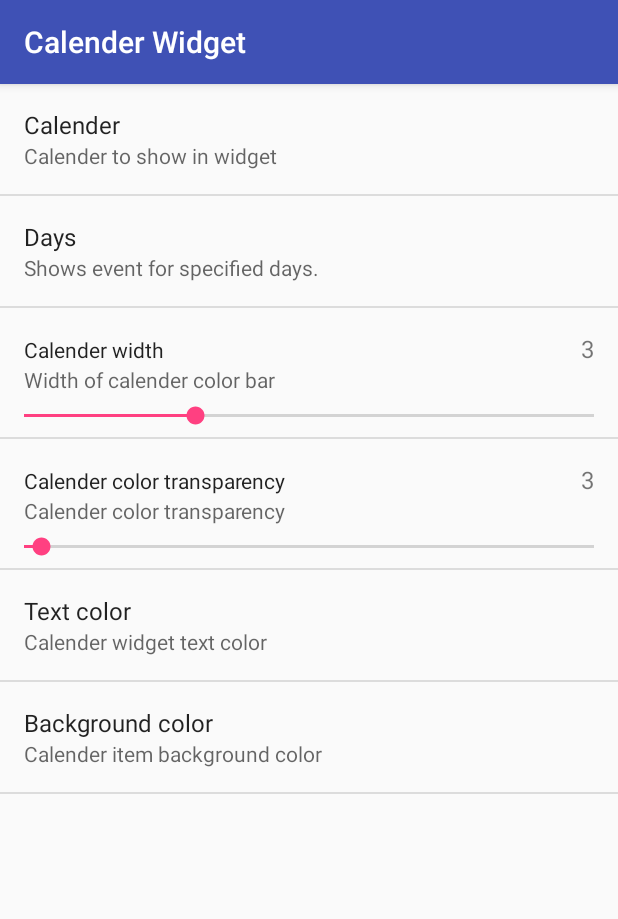
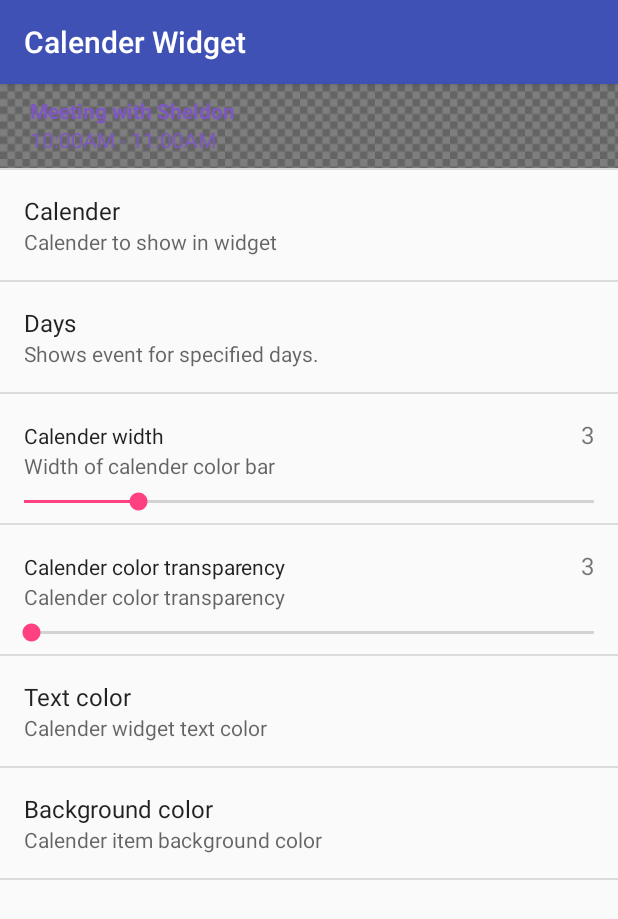
Before and after one commit to bdpiparva/Daydream, an Android app: the screen it shows after launch (MainActivity), on a phone screen of 412 x 824 dp. Shown: the top 919 px of the screen. Run offline under Robolectric (Android 15) with nearby library versions, the phone set to English and light mode, and no system bars; Roboto replaces fonts that are not available here; 1 statement that could not run was skipped.

Commit message:
Added Preview preference.

```diff
--- /dev/null
+++ b/app/src/main/java/com/bdpiparva/preferences/PreviewPreference.java
@@ -0,0 +1,65 @@
+package com.bdpiparva.preferences;
+
+import android.content.Context;
+import android.content.SharedPreferences;
+import android.preference.Preference;
+import android.preference.PreferenceManager;
+import android.util.AttributeSet;
+import android.view.LayoutInflater;
+import android.view.View;
+import android.view.ViewGroup;
+import android.widget.LinearLayout;
+import android.widget.TextView;
+
+import com.bdpiparva.daydream.R;
+import com.bdpiparva.widgets.WidgetPreference;
+
+public class PreviewPreference extends Preference implements SharedPreferences.OnSharedPreferenceChangeListener {
+
+	private final SharedPreferences preferences;
+	private final LayoutInflater layoutInflater;
+	private TextView eventTitle;
+	private TextView colorBar;
+	private TextView eventTime;
+	private LinearLayout row;
+
+	public PreviewPreference(Context context, AttributeSet attrs) {
+		super(context, attrs);
+		layoutInflater = (LayoutInflater) getContext().getSystemService(Context.LAYOUT_INFLATER_SERVICE);
+		preferences = PreferenceManager.getDefaultSharedPreferences(context);
+		preferences.registerOnSharedPreferenceChangeListener(this);
+	}
+
+	@Override
+	protected View onCreateView(ViewGroup parent) {
+		super.onCreateView(parent);
+		final LinearLayout linearLayout = new LinearLayout(getContext());
+		final View inflatedView = layoutInflater.inflate(R.layout.calender_widget_row_2, parent, false);
+		linearLayout.addView(inflatedView);
+
+		eventTitle = inflatedView.findViewById(R.id.event_title);
+		colorBar = inflatedView.findViewById(R.id.calender_color);
+		eventTime = inflatedView.findViewById(R.id.event_time);
+		row = inflatedView.findViewById(R.id.event_row);
+
+		linearLayout.setBackgroundResource(R.drawable.tile_background);
+
+		updatePreview(new WidgetPreference(preferences, (int) getContext().getResources().getDisplayMetrics().density));
+
+		return linearLayout;
+	}
+
+	private void updatePreview(WidgetPreference preference) {
+		eventTitle.setTextColor(preference.getTextColor());
+		eventTime.setTextColor(preference.getTextColor());
+		colorBar.setWidth(preference.getCalenderColorBarWidth());
+		colorBar.setBackgroundColor(preference.getColorWithAlpha(new Color("#ff0000").colorInt()));
+
+		row.setBackgroundColor(preference.getBackgroundColor());
+	}
+
+	@Override
+	public void onSharedPreferenceChanged(SharedPreferences sharedPreferences, String key) {
+		updatePreview(new WidgetPreference(preferences, (int) getContext().getResources().getDisplayMetrics().density));
+	}
+}
--- a/app/src/main/java/com/bdpiparva/widgets/SeekBarPreference.java
+++ b/app/src/main/java/com/bdpiparva/widgets/SeekBarPreference.java
@@ -17,24 +17,12 @@ public class SeekBarPreference extends Preference implements SeekBar.OnSeekBarCh
 	private SeekBar seekBar;
 	private Integer mCurrentValue;
 	private int max = 10;
-
-	public SeekBarPreference(Context context, AttributeSet attrs, int defStyleAttr, int defStyleRes) {
-		super(context, attrs, defStyleAttr, defStyleRes);
-		init(context, attrs, defStyleAttr, defStyleRes);
-	}
-
-	public SeekBarPreference(Context context, AttributeSet attrs, int defStyleAttr) {
-		super(context, attrs, defStyleAttr);
-		init(context, attrs, defStyleAttr, 0);
-	}
+	private final LayoutInflater layoutInflater;
 
 	public SeekBarPreference(Context context, AttributeSet attrs) {
 		super(context, attrs);
-		init(context, attrs, 0,0);
-	}
-
-	public SeekBarPreference(Context context) {
-		super(context);
+		layoutInflater = (LayoutInflater) getContext().getSystemService(Context.LAYOUT_INFLATER_SERVICE);
+		init(context, attrs, 0, 0);
 	}
 
 	private void init(Context context, AttributeSet attrs, int defStyleAttr, int defStyleRes) {
@@ -53,8 +41,7 @@ public class SeekBarPreference extends Preference implements SeekBar.OnSeekBarCh
 	@Override
 	protected View onCreateView(ViewGroup parent) {
 		super.onCreateView(parent);
-		LayoutInflater li = (LayoutInflater) getContext().getSystemService(Context.LAYOUT_INFLATER_SERVICE);
-		View inflatedView = li.inflate(R.layout.seek_bar_preference, parent, false);
+		View inflatedView = layoutInflater.inflate(R.layout.seek_bar_preference, parent, false);
 
 		seekBar = inflatedView.findViewById(R.id.seekbar);
 		seekBar.setMax(max);
--- /dev/null
+++ b/app/src/main/java/com/bdpiparva/widgets/WidgetPreference.java
@@ -0,0 +1,57 @@
+package com.bdpiparva.widgets;
+
+import android.content.SharedPreferences;
+
+import com.bdpiparva.preferences.Color;
+
+import static com.bdpiparva.widgets.fragments.CalenderWidgetPreferenceFragment.CALENDER_COLOR_BAR_TRANSPARENCY;
+import static com.bdpiparva.widgets.fragments.CalenderWidgetPreferenceFragment.CALENDER_COLOR_BAR_WIDTH;
+import static com.bdpiparva.widgets.fragments.CalenderWidgetPreferenceFragment.CALENDER_WIDGET_BACKGROUND_COLOR;
+import static com.bdpiparva.widgets.fragments.CalenderWidgetPreferenceFragment.CALENDER_WIDGET_TEXT_COLOR;
+
+public class WidgetPreference {
+	private final int textColor;
+	private final int backgroundColor;
+	private final int calenderColorBarTransparency;
+	private final int calenderColorBarWidth;
+	private final int density;
+
+	public WidgetPreference(SharedPreferences preferences, int density) {
+		this.density = density;
+
+		textColor = preferences.getInt(CALENDER_WIDGET_TEXT_COLOR, new Color("#7E57C2").colorInt());
+		backgroundColor = preferences.getInt(CALENDER_WIDGET_BACKGROUND_COLOR, new Color("#80000000").colorInt());
+		calenderColorBarTransparency = preferences.getInt(CALENDER_COLOR_BAR_TRANSPARENCY, 80);
+		calenderColorBarWidth = convertPixels(preferences.getInt(CALENDER_COLOR_BAR_WIDTH, 3));
+	}
+
+	public int getTextColor() {
+		return textColor;
+	}
+
+	public int getBackgroundColor() {
+		return backgroundColor;
+	}
+
+	public int getCalenderColorBarTransparency() {
+		return calenderColorBarTransparency;
+	}
+
+	public int getCalenderColorBarWidth() {
+		return calenderColorBarWidth;
+	}
+
+	public int getDensity() {
+		return density;
+	}
+
+	public int getColorWithAlpha(int colorInInteger) {
+		Color color = new Color(colorInInteger);
+		color.setAlpha(getCalenderColorBarTransparency());
+		return color.colorInt();
+	}
+
+	private int convertPixels(int widthInDp) {
+		return (widthInDp * density);
+	}
+}
--- a/app/src/main/res/layout/calender_widget_row_2.xml
+++ b/app/src/main/res/layout/calender_widget_row_2.xml
@@ -3,6 +3,7 @@
     android:id="@+id/event_row"
     android:layout_width="match_parent"
     android:layout_height="wrap_content"
+    android:background="@drawable/tile_background"
     android:orientation="horizontal"
     android:padding="8dp"
     android:textColor="#fff">
--- a/app/src/main/res/layout/color_picker.xml
+++ b/app/src/main/res/layout/color_picker.xml
@@ -96,9 +96,10 @@
         android:layout_width="match_parent"
         android:layout_height="wrap_content"
         android:orientation="horizontal"
-        android:padding="16dp"
+        android:paddingBottom="16dp"
         android:paddingLeft="32dp"
-        android:paddingRight="32dp">
+        android:paddingRight="32dp"
+        android:paddingTop="16dp">
 
         <TextView
             android:layout_width="wrap_content"
--- a/app/src/main/res/xml/calender_prefs.xml
+++ b/app/src/main/res/xml/calender_prefs.xml
@@ -1,6 +1,8 @@
 <?xml version="1.0" encoding="utf-8"?>
 <PreferenceScreen xmlns:android="http://schemas.android.com/apk/res/android"
     xmlns:app="http://schemas.android.com/apk/res-auto">
+
+    <com.bdpiparva.preferences.PreviewPreference android:key="preview" />
 
     <MultiSelectListPreference
         android:dialogTitle="Select calender"
@@ -20,14 +22,14 @@
         android:key="calender_color_bar_width"
         android:summary="Width of calender color bar"
         android:title="Calender width"
-        app:max="10" />
+        app:max="15" />
 
     <com.bdpiparva.widgets.SeekBarPreference
         android:defaultValue="3"
         android:key="calender_color_bar_transparency"
         android:summary="Calender color transparency"
         android:title="Calender color transparency"
-        app:max="100" />
+        app:max="255" />
 
     <com.bdpiparva.preferences.ColorPickerPreference
         android:key="calender_widget_text_color"
```
